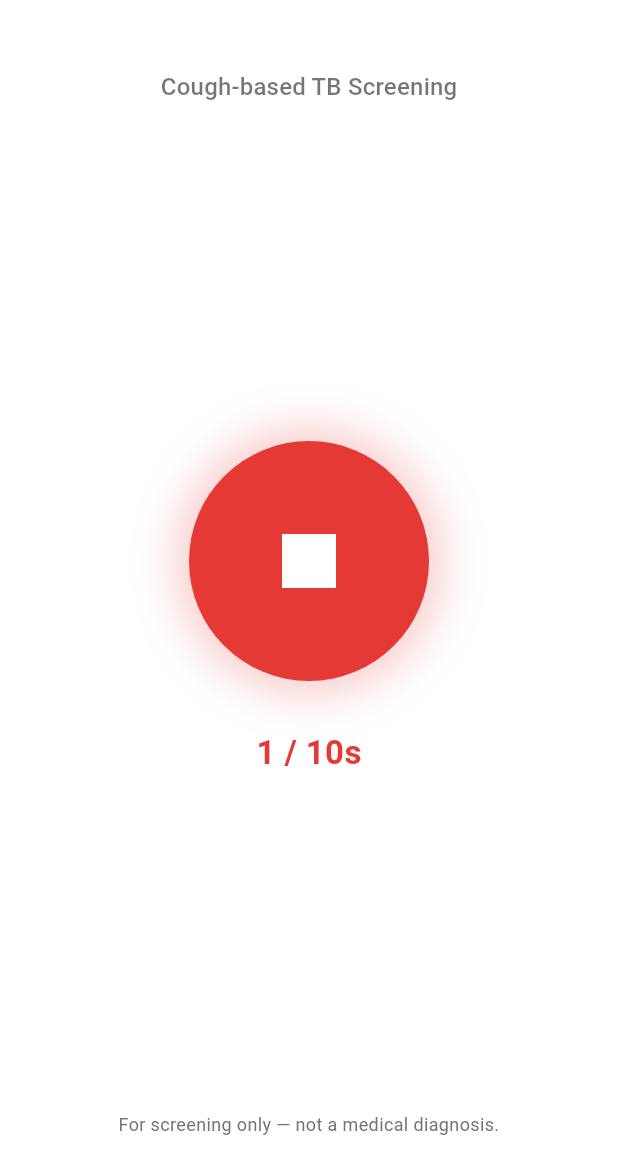
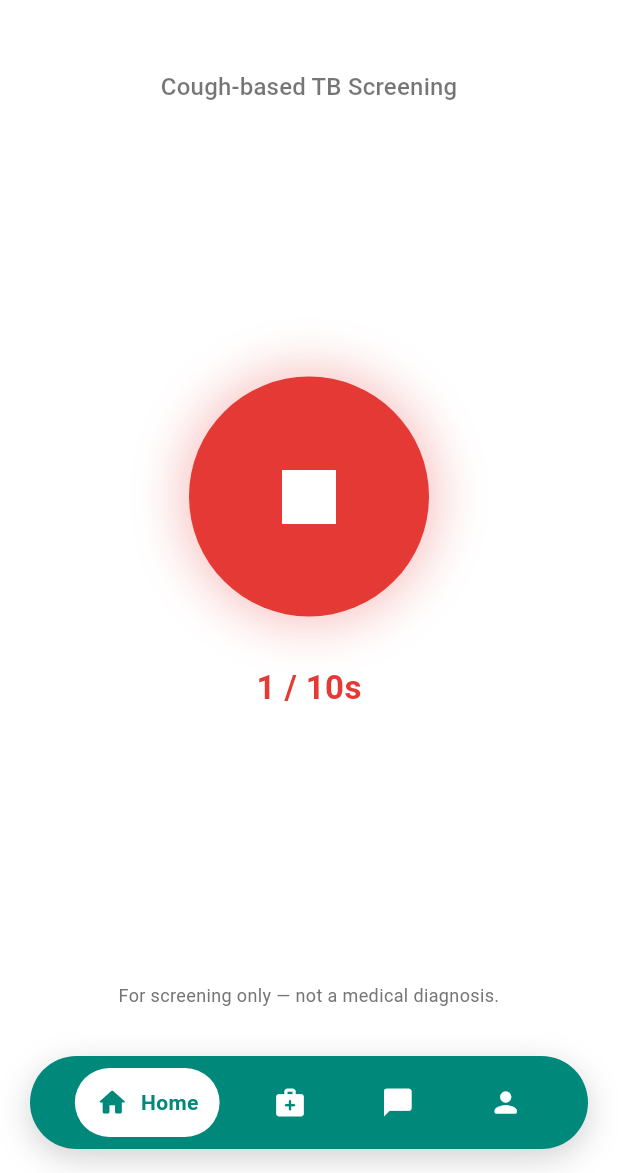
Before and after one commit to AdityaZulkarnaen/TBXpert, a Flutter app: the screen it shows after launch, after a tap on the "mic" icon, on a phone screen of 412 x 824 dp, the part 63-1236 px from its top. Run offline on Flutter 3.47's test engine with Material 3 defaults, Android fonts, the phone set to English and light mode, and no system bars; our stand-ins replace permission_handler; missing offline and left inert: record.

Commit message:
feat: add navbar with dummy page

```diff
--- a/lib/main.dart
+++ b/lib/main.dart
@@ -1,6 +1,6 @@
 import 'package:flutter/material.dart';
 
-import 'screens/home_screen.dart';
+import 'screens/main_shell.dart';
 
 void main() {
   runApp(const TBXpertApp());
@@ -19,7 +19,7 @@ class TBXpertApp extends StatelessWidget {
         colorScheme: ColorScheme.fromSeed(seedColor: Colors.teal),
         scaffoldBackgroundColor: Colors.white,
       ),
-      home: const HomeScreen(),
+      home: const MainShell(),
     );
   }
 }
--- /dev/null
+++ b/lib/screens/consult_screen.dart
@@ -0,0 +1,16 @@
+import 'package:flutter/material.dart';
+
+import '../widgets/placeholder_screen.dart';
+
+class ConsultScreen extends StatelessWidget {
+  const ConsultScreen({super.key});
+
+  @override
+  Widget build(BuildContext context) {
+    return const PlaceholderScreen(
+      title: 'Consult',
+      icon: Icons.chat_bubble_rounded,
+      message: 'Chat with a doctor — coming in a future release.',
+    );
+  }
+}
--- a/lib/screens/home_screen.dart
+++ b/lib/screens/home_screen.dart
@@ -165,28 +165,16 @@ class _HomeScreenState extends State<HomeScreen> {
     final bool isAnalyzing = _phase == RecordingPhase.analyzing;
 
     final Color micColor =
-        isRecording ? Colors.red.shade600 : Colors.teal.shade600;
+        isRecording ? Colors.red.shade600 : const Color(0xFF00897B);
     final IconData micIcon = isRecording ? Icons.stop : Icons.mic;
 
-    return Scaffold(
-      backgroundColor: Colors.white,
-      appBar: AppBar(
-        title: const Text(
-          'TBXpert',
-          style: TextStyle(fontWeight: FontWeight.bold),
-        ),
-        backgroundColor: Colors.white,
-        foregroundColor: Colors.teal.shade700,
-        elevation: 0,
-        centerTitle: true,
-      ),
-      body: SafeArea(
-        child: Padding(
-          padding: const EdgeInsets.symmetric(horizontal: 0, vertical: 16),
-          child: SizedBox(
-            width: double.infinity,
-            child: Column(
-            crossAxisAlignment: CrossAxisAlignment.center, // Horizontal ke tengah
+    return SafeArea(
+      child: Padding(
+        padding: const EdgeInsets.symmetric(horizontal: 0, vertical: 16),
+        child: SizedBox(
+          width: double.infinity,
+          child: Column(
+            crossAxisAlignment: CrossAxisAlignment.center,
             children: [
               const SizedBox(height: 16),
               Text(
@@ -231,7 +219,6 @@ class _HomeScreenState extends State<HomeScreen> {
               const SizedBox(height: 8),
             ],
           ),
-          )
         ),
       ),
     );
--- /dev/null
+++ b/lib/screens/main_shell.dart
@@ -0,0 +1,65 @@
+import 'package:flutter/material.dart';
+
+import '../widgets/floating_nav_bar.dart';
+import 'consult_screen.dart';
+import 'home_screen.dart';
+import 'medicine_screen.dart';
+import 'profile_screen.dart';
+
+/// Top-level shell: hosts the four main tabs and the floating bottom nav.
+/// State is kept across tab switches via [IndexedStack].
+class MainShell extends StatefulWidget {
+  const MainShell({super.key});
+
+  @override
+  State<MainShell> createState() => _MainShellState();
+}
+
+class _MainShellState extends State<MainShell> {
+  int _index = 0;
+
+  static const List<Widget> _tabs = <Widget>[
+    HomeScreen(),
+    MedicineScreen(),
+    ConsultScreen(),
+    ProfileScreen(),
+  ];
+
+  static const List<NavBarItem> _navItems = <NavBarItem>[
+    NavBarItem(icon: Icons.home_rounded, label: 'Home'),
+    NavBarItem(icon: Icons.medical_services_rounded, label: 'Medicine'),
+    NavBarItem(icon: Icons.chat_bubble_rounded, label: 'Consult'),
+    NavBarItem(icon: Icons.person_rounded, label: 'Profile'),
+  ];
+
+  static const List<String> _titles = <String>[
+    'TBXpert',
+    'Medicine',
+    'Consult',
+    'Profile',
+  ];
+
+  @override
+  Widget build(BuildContext context) {
+    return Scaffold(
+      extendBody: true,
+      backgroundColor: Colors.white,
+      appBar: AppBar(
+        title: Text(
+          _titles[_index],
+          style: const TextStyle(fontWeight: FontWeight.bold),
+        ),
+        backgroundColor: Colors.white,
+        foregroundColor: Colors.teal.shade700,
+        elevation: 0,
+        centerTitle: true,
+      ),
+      body: IndexedStack(index: _index, children: _tabs),
+      bottomNavigationBar: FloatingNavBar(
+        currentIndex: _index,
+        onTap: (i) => setState(() => _index = i),
+        items: _navItems,
+      ),
+    );
+  }
+}
--- /dev/null
+++ b/lib/screens/medicine_screen.dart
@@ -0,0 +1,16 @@
+import 'package:flutter/material.dart';
+
+import '../widgets/placeholder_screen.dart';
+
+class MedicineScreen extends StatelessWidget {
+  const MedicineScreen({super.key});
+
+  @override
+  Widget build(BuildContext context) {
+    return const PlaceholderScreen(
+      title: 'Medicine',
+      icon: Icons.medical_services_rounded,
+      message: 'Your TB medication tracker will live here.',
+    );
+  }
+}
--- /dev/null
+++ b/lib/screens/profile_screen.dart
@@ -0,0 +1,16 @@
+import 'package:flutter/material.dart';
+
+import '../widgets/placeholder_screen.dart';
+
+class ProfileScreen extends StatelessWidget {
+  const ProfileScreen({super.key});
+
+  @override
+  Widget build(BuildContext context) {
+    return const PlaceholderScreen(
+      title: 'Profile',
+      icon: Icons.person_rounded,
+      message: 'Manage your account and screening history here.',
+    );
+  }
+}
--- /dev/null
+++ b/lib/widgets/floating_nav_bar.dart
@@ -0,0 +1,127 @@
+import 'package:flutter/material.dart';
+
+/// One item in a [FloatingNavBar].
+class NavBarItem {
+  final IconData icon;
+  final String label;
+
+  const NavBarItem({required this.icon, required this.label});
+}
+
+/// Dark, pill-shaped bottom navigation bar.
+///
+/// Inactive tabs render an icon only. The active tab expands into a
+/// purple icon + label pill, animated via [AnimatedSize].
+class FloatingNavBar extends StatelessWidget {
+  final int currentIndex;
+  final ValueChanged<int> onTap;
+  final List<NavBarItem> items;
+
+  const FloatingNavBar({
+    super.key,
+    required this.currentIndex,
+    required this.onTap,
+    required this.items,
+  });
+
+  // Visual tokens — kept here so the look stays consistent.
+  static const Color _barColor = Color(0xFF00897B);
+  static const Color _activeColor = Colors.white; // Colors.deepPurpleAccent; --- IGNORE ---
+  static const Color _iconColor = Colors.white;
+
+  @override
+  Widget build(BuildContext context) {
+    return SafeArea(
+      top: false,
+      child: Padding(
+        padding: const EdgeInsets.fromLTRB(20, 8, 20, 16),
+        child: Container(
+          decoration: BoxDecoration(
+            color: _barColor,
+            borderRadius: BorderRadius.circular(40),
+            boxShadow: [
+              BoxShadow(
+                color: Colors.black.withValues(alpha: 0.18),
+                blurRadius: 18,
+                offset: const Offset(0, 6),
+              ),
+            ],
+          ),
+          padding: const EdgeInsets.symmetric(horizontal: 8, vertical: 8),
+          child: Row(
+            mainAxisAlignment: MainAxisAlignment.spaceEvenly,
+            children: List.generate(items.length, (i) {
+              return _NavItemTile(
+                item: items[i],
+                active: i == currentIndex,
+                activeColor: Colors.white, // _activeColor, --- IGNORE ---
+                iconColor: (i == currentIndex) ? Colors.teal.shade600 : Colors.white, // _iconColor, --- IGNORE ---
+                onTap: () => onTap(i),
+              );
+            }),
+          ),
+        ),
+      ),
+    );
+  }
+}
+
+class _NavItemTile extends StatelessWidget {
+  final NavBarItem item;
+  final bool active;
+  final Color activeColor;
+  final Color iconColor;
+  final VoidCallback onTap;
+
+  const _NavItemTile({
+    required this.item,
+    required this.active,
+    required this.activeColor,
+    required this.iconColor,
+    required this.onTap,
+  });
+
+  @override
+  Widget build(BuildContext context) {
+    return GestureDetector(
+      behavior: HitTestBehavior.opaque,
+      onTap: onTap,
+      child: AnimatedContainer(
+        duration: const Duration(milliseconds: 250),
+        curve: Curves.easeOut,
+        padding: const EdgeInsets.symmetric(horizontal: 14, vertical: 12),
+        decoration: BoxDecoration(
+          color: active ? activeColor : Colors.transparent,
+          borderRadius: BorderRadius.circular(28),
+        ),
+        child: Row(
+          mainAxisSize: MainAxisSize.min,
+          children: [
+            Icon(item.icon, color: iconColor, size: 22),
+            // AnimatedSize collapses the label to width 0 when inactive,
+            // so tapping a tab smoothly grows the pill.
+            ClipRect(
+              child: AnimatedSize(
+                duration: const Duration(milliseconds: 250),
+                curve: Curves.easeOut,
+                child: active
+                    ? Padding(
+                        padding: const EdgeInsets.only(left: 8),
+                        child: Text(
+                          item.label,
+                          style: TextStyle(
+                            color: iconColor,
+                            fontSize: 14,
+                            fontWeight: FontWeight.w600,
+                          ),
+                        ),
+                      )
+                    : const SizedBox.shrink(),
+              ),
+            ),
+          ],
+        ),
+      ),
+    );
+  }
+}
--- /dev/null
+++ b/lib/widgets/placeholder_screen.dart
@@ -0,0 +1,45 @@
+import 'package:flutter/material.dart';
+
+/// Reusable "Coming soon" scaffold for tabs whose features are not built yet.
+class PlaceholderScreen extends StatelessWidget {
+  final String title;
+  final IconData icon;
+  final String message;
+
+  const PlaceholderScreen({
+    super.key,
+    required this.title,
+    required this.icon,
+    required this.message,
+  });
+
+  @override
+  Widget build(BuildContext context) {
+    return Center(
+      child: Padding(
+        padding: const EdgeInsets.symmetric(horizontal: 32),
+        child: Column(
+          mainAxisSize: MainAxisSize.min,
+          children: [
+            Icon(icon, size: 64, color: Colors.teal.shade400),
+            const SizedBox(height: 16),
+            Text(
+              'Coming soon',
+              style: TextStyle(
+                fontSize: 20,
+                fontWeight: FontWeight.bold,
+                color: Colors.teal.shade800,
+              ),
+            ),
+            const SizedBox(height: 8),
+            Text(
+              message,
+              textAlign: TextAlign.center,
+              style: const TextStyle(fontSize: 14, color: Colors.black54),
+            ),
+          ],
+        ),
+      ),
+    );
+  }
+}
```
